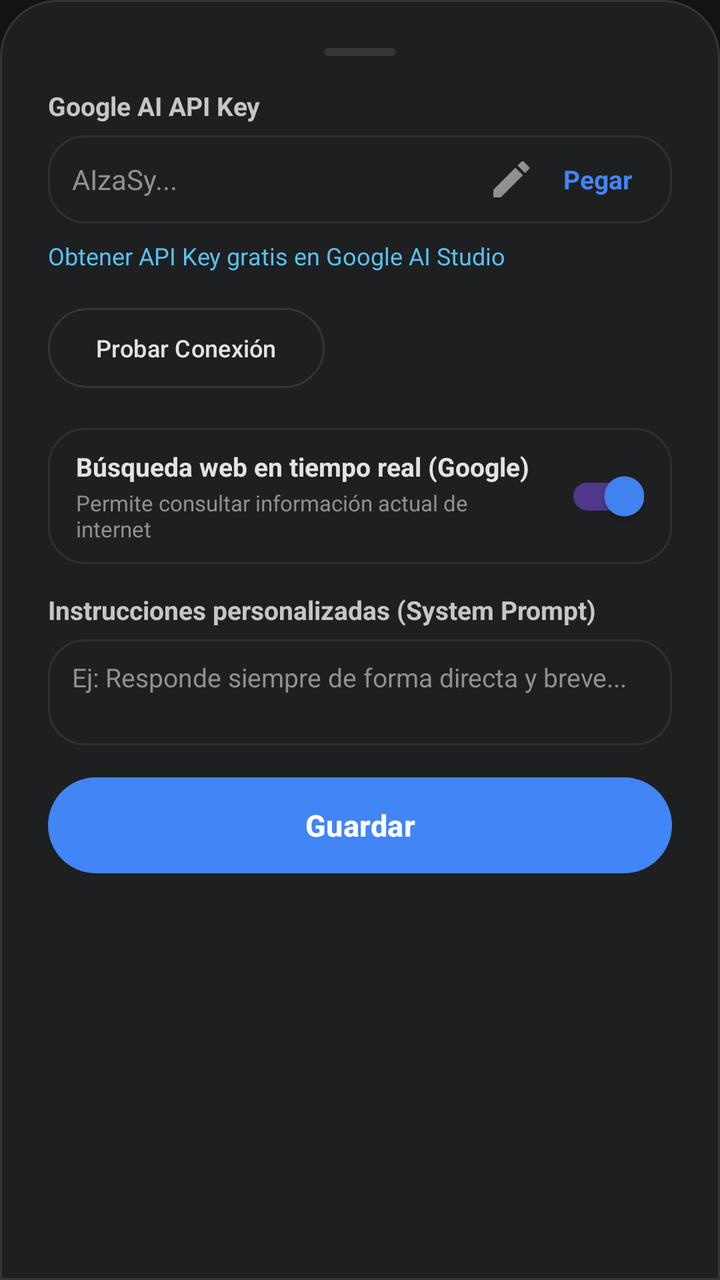
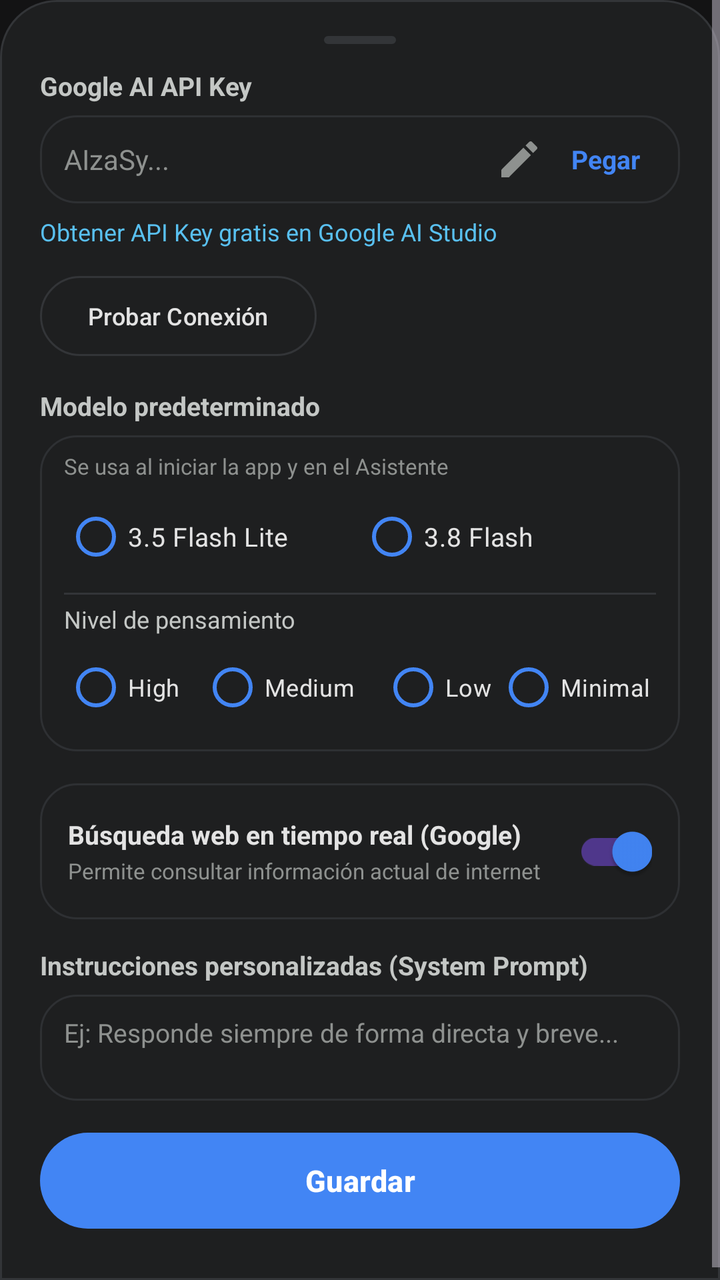

The first picture is an Android layout as it rendered before a commit; the second is the same layout after the commit. The layout source and the unified diff follow.
<!-- AndroidManifest.xml: application theme Theme.GeminiClone -->
<!-- res/layout/dialog_api.xml -->
<?xml version="1.0" encoding="utf-8"?>
<LinearLayout xmlns:android="http://schemas.android.com/apk/res/android"
    xmlns:app="http://schemas.android.com/apk/res-auto"
    xmlns:tools="http://schemas.android.com/tools"
    android:layout_width="match_parent"
    android:layout_height="wrap_content"
    android:orientation="vertical"
    android:background="@drawable/bg_dialog_sheet"
    android:padding="24dp">

    
    <View
        android:layout_width="36dp"
        android:layout_height="4dp"
        android:layout_gravity="center_horizontal"
        android:layout_marginBottom="16dp"
        android:background="@drawable/bg_chip_pill"
        android:backgroundTint="@color/gemini_outline" />

    
    <TextView
        android:layout_width="wrap_content"
        android:layout_height="wrap_content"
        android:text="@string/api_key_label"
        android:textColor="@color/text_secondary"
        android:textSize="13sp"
        android:textStyle="bold"
        android:layout_marginBottom="6dp" />

    <LinearLayout
        android:layout_width="match_parent"
        android:layout_height="wrap_content"
        android:orientation="horizontal"
        android:gravity="center_vertical"
        android:background="@drawable/bg_suggestion_card"
        android:paddingHorizontal="12dp"
        android:paddingVertical="4dp">

        <EditText
            android:id="@+id/etApiKeyInput"
            android:layout_width="0dp"
            android:layout_height="wrap_content"
            android:layout_weight="1"
            android:background="@null"
            android:hint="@string/api_key_hint"
            android:textColorHint="@color/text_hint"
            android:textColor="@color/text_primary"
            android:textSize="14sp"
            android:inputType="textPassword"
            android:importantForAutofill="no"
            android:maxLines="1" />

        
        <ImageButton
            android:id="@+id/btnToggleVisibility"
            android:layout_width="36dp"
            android:layout_height="36dp"
            android:background="?attr/selectableItemBackgroundBorderless"
            android:src="@drawable/ic_edit"
            app:tint="@color/text_hint"
            tools:ignore="ContentDescription" />

        
        <TextView
            android:id="@+id/btnPasteKey"
            android:layout_width="wrap_content"
            android:layout_height="wrap_content"
            android:text="Pegar"
            android:textColor="@color/gemini_blue"
            android:textSize="13sp"
            android:textStyle="bold"
            android:padding="8dp"
            android:clickable="true"
            android:focusable="true" />
    </LinearLayout>

    
    <TextView
        android:id="@+id/tvGetApiKeyLink"
        android:layout_width="wrap_content"
        android:layout_height="wrap_content"
        android:text="@string/link_get_api_key"
        android:textColor="@color/gemini_cyan"
        android:textSize="12sp"
        android:layout_marginTop="8dp"
        android:clickable="true"
        android:focusable="true" />

    
    <LinearLayout
        android:layout_width="match_parent"
        android:layout_height="wrap_content"
        android:orientation="horizontal"
        android:gravity="center_vertical"
        android:layout_marginTop="14dp">

        <com.google.android.material.button.MaterialButton
            android:id="@+id/btnTestKey"
            style="@style/Widget.Material3.Button.OutlinedButton"
            android:layout_width="wrap_content"
            android:layout_height="wrap_content"
            android:text="@string/btn_test_connection"
            android:textColor="@color/text_primary"
            app:strokeColor="@color/gemini_outline"
            android:textSize="12sp" />

        <ProgressBar
            android:id="@+id/pbTesting"
            android:layout_width="20dp"
            android:layout_height="20dp"
            android:layout_marginStart="12dp"
            android:indeterminateTint="@color/gemini_blue"
            android:visibility="gone" />

        <TextView
            android:id="@+id/tvTestStatus"
            android:layout_width="0dp"
            android:layout_height="wrap_content"
            android:layout_weight="1"
            android:layout_marginStart="10dp"
            android:textColor="@color/text_secondary"
            android:textSize="12sp"
            android:maxLines="2"
            android:ellipsize="end" />
    </LinearLayout>

    
    <LinearLayout
        android:id="@+id/rowWebSearchToggle"
        android:layout_width="match_parent"
        android:layout_height="wrap_content"
        android:orientation="horizontal"
        android:gravity="center_vertical"
        android:layout_marginTop="16dp"
        android:background="@drawable/bg_suggestion_card"
        android:paddingHorizontal="14dp"
        android:paddingVertical="10dp"
        android:clickable="true"
        android:focusable="true">

        <LinearLayout
            android:layout_width="0dp"
            android:layout_height="wrap_content"
            android:layout_weight="1"
            android:orientation="vertical">

            <TextView
                android:layout_width="wrap_content"
                android:layout_height="wrap_content"
                android:text="Búsqueda web en tiempo real (Google)"
                android:textColor="@color/text_primary"
                android:textSize="13sp"
                android:textStyle="bold" />

            <TextView
                android:layout_width="wrap_content"
                android:layout_height="wrap_content"
                android:text="Permite consultar información actual de internet"
                android:textColor="@color/text_hint"
                android:textSize="11sp"
                android:layout_marginTop="2dp" />
        </LinearLayout>

        <androidx.appcompat.widget.SwitchCompat
            android:id="@+id/switchWebSearch"
            android:layout_width="wrap_content"
            android:layout_height="wrap_content"
            android:checked="true" />
    </LinearLayout>

    
    <TextView
        android:layout_width="wrap_content"
        android:layout_height="wrap_content"
        android:text="Instrucciones personalizadas (System Prompt)"
        android:textColor="@color/text_secondary"
        android:textSize="13sp"
        android:textStyle="bold"
        android:layout_marginTop="14dp"
        android:layout_marginBottom="6dp" />

    <EditText
        android:id="@+id/etSystemPromptInput"
        android:layout_width="match_parent"
        android:layout_height="wrap_content"
        android:background="@drawable/bg_suggestion_card"
        android:paddingHorizontal="12dp"
        android:paddingVertical="10dp"
        android:hint="Ej: Responde siempre de forma directa y breve..."
        android:textColorHint="@color/text_hint"
        android:textColor="@color/text_primary"
        android:textSize="13sp"
        android:minLines="2"
        android:maxLines="4"
        android:gravity="top|start"
        android:inputType="textCapSentences|textMultiLine"
        android:importantForAutofill="no" />

    
    <Button
        android:id="@+id/btnSaveSettings"
        android:layout_width="match_parent"
        android:layout_height="48dp"
        android:text="@string/btn_save"
        android:textColor="@android:color/white"
        android:textSize="15sp"
        android:textStyle="bold"
        android:background="@drawable/bg_button_gradient"
        android:layout_marginTop="16dp" />

</LinearLayout>
<!-- resources referenced by this layout -->
<resources>
  <color name="gemini_blue">#4285F4</color>
  <color name="gemini_cyan">#59C0F0</color>
  <color name="gemini_outline">#333538</color>
  <color name="text_hint">#8E918F</color>
  <color name="text_primary">#E3E3E3</color>
  <color name="text_secondary">#C4C7C5</color>
  <!-- drawable bg_button_gradient (drawable) -->
  <?xml version="1.0" encoding="utf-8"?>
  <ripple xmlns:android="http://schemas.android.com/apk/res/android"
      android:color="#33FFFFFF">
      <item>
          <shape android:shape="rectangle">
              <corners android:radius="24dp" />
              <gradient
                  android:angle="0"
                  android:startColor="#4285F4"
                  android:endColor="#9B51E0"
                  android:type="linear" />
          </shape>
      </item>
  </ripple>
  <!-- drawable bg_chip_pill (drawable) -->
  <?xml version="1.0" encoding="utf-8"?>
  <ripple xmlns:android="http://schemas.android.com/apk/res/android"
      android:color="#33FFFFFF">
      <item>
          <shape android:shape="rectangle">
              <corners android:radius="20dp" />
              <solid android:color="@color/gemini_surface" />
              <stroke android:width="1dp" android:color="@color/gemini_outline" />
              <padding
                  android:left="14dp"
                  android:top="8dp"
                  android:right="14dp"
                  android:bottom="8dp" />
          </shape>
      </item>
  </ripple>
  <!-- drawable bg_dialog_sheet (drawable) -->
  <?xml version="1.0" encoding="utf-8"?>
  <shape xmlns:android="http://schemas.android.com/apk/res/android"
      android:shape="rectangle">
      <corners
          android:topLeftRadius="28dp"
          android:topRightRadius="28dp"
          android:bottomLeftRadius="0dp"
          android:bottomRightRadius="0dp" />
      <solid android:color="@color/gemini_surface" />
      <stroke android:width="1dp" android:color="@color/gemini_outline" />
  </shape>
  <!-- drawable bg_suggestion_card (drawable) -->
  <?xml version="1.0" encoding="utf-8"?>
  <ripple xmlns:android="http://schemas.android.com/apk/res/android"
      android:color="#33FFFFFF">
      <item>
          <shape android:shape="rectangle">
              <corners android:radius="18dp" />
              <solid android:color="@color/gemini_surface" />
              <stroke android:width="1dp" android:color="@color/gemini_surface_variant" />
          </shape>
      </item>
  </ripple>
  <!-- drawable ic_edit (drawable) -->
  <vector xmlns:android="http://schemas.android.com/apk/res/android"
      android:width="24dp"
      android:height="24dp"
      android:viewportWidth="24"
      android:viewportHeight="24">
      <path
          android:fillColor="@color/gemini_blue"
          android:pathData="M3,17.25V21h3.75L17.81,9.94l-3.75,-3.75L3,17.25zM20.71,7.04c0.39,-0.39 0.39,-1.02 0,-1.41l-2.34,-2.34c-0.39,-0.39 -1.02,-0.39 -1.41,0l-1.83,1.83 3.75,3.75 1.83,-1.83z" />
  </vector>
  <string name="api_key_hint">AIzaSy...</string>
  <string name="api_key_label">Google AI API Key</string>
  <string name="btn_save">Guardar</string>
  <string name="btn_test_connection">Probar Conexión</string>
  <string name="link_get_api_key">Obtener API Key gratis en Google AI Studio</string>
  <color name="gemini_surface">#1E1F20</color>
  <color name="gemini_surface_variant">#2E3033</color>
  <color name="gemini_bg">#131314</color>
  <color name="gemini_purple">#9B51E0</color>
  <!-- unchanged entries left out for length: 1 -->
</resources>

<!-- the commit's change to res/layout/dialog_api.xml (unified diff, before → after) -->
@@ -1,19 +1,26 @@
 <?xml version="1.0" encoding="utf-8"?>
-<LinearLayout xmlns:android="http://schemas.android.com/apk/res/android"
+<ScrollView xmlns:android="http://schemas.android.com/apk/res/android"
     xmlns:app="http://schemas.android.com/apk/res-auto"
     xmlns:tools="http://schemas.android.com/tools"
     android:layout_width="match_parent"
     android:layout_height="wrap_content"
+    android:background="@drawable/bg_dialog_sheet"
+    android:overScrollMode="never">
+
+<LinearLayout
+    android:layout_width="match_parent"
+    android:layout_height="wrap_content"
     android:orientation="vertical"
-    android:background="@drawable/bg_dialog_sheet"
-    android:padding="24dp">
+    android:paddingHorizontal="20dp"
+    android:paddingTop="18dp"
+    android:paddingBottom="32dp">
 
     
     <View
         android:layout_width="36dp"
         android:layout_height="4dp"
         android:layout_gravity="center_horizontal"
-        android:layout_marginBottom="16dp"
+        android:layout_marginBottom="12dp"
         android:background="@drawable/bg_chip_pill"
         android:backgroundTint="@color/gemini_outline" />
 
@@ -82,7 +89,7 @@
         android:text="@string/link_get_api_key"
         android:textColor="@color/gemini_cyan"
         android:textSize="12sp"
-        android:layout_marginTop="8dp"
+        android:layout_marginTop="6dp"
         android:clickable="true"
         android:focusable="true" />
 
@@ -92,7 +99,7 @@
         android:layout_height="wrap_content"
         android:orientation="horizontal"
         android:gravity="center_vertical"
-        android:layout_marginTop="14dp">
+        android:layout_marginTop="10dp">
 
         <com.google.android.material.button.MaterialButton
             android:id="@+id/btnTestKey"
@@ -122,6 +129,123 @@
             android:textSize="12sp"
             android:maxLines="2"
             android:ellipsize="end" />
+    </LinearLayout>
+
+    
+    <TextView
+        android:layout_width="wrap_content"
+        android:layout_height="wrap_content"
+        android:text="Modelo predeterminado"
+        android:textColor="@color/text_secondary"
+        android:textSize="13sp"
+        android:textStyle="bold"
+        android:layout_marginTop="12dp"
+        android:layout_marginBottom="6dp" />
+
+    <LinearLayout
+        android:layout_width="match_parent"
+        android:layout_height="wrap_content"
+        android:orientation="vertical"
+        android:background="@drawable/bg_suggestion_card"
+        android:paddingHorizontal="12dp"
+        android:paddingVertical="8dp">
+
+        <TextView
+            android:id="@+id/tvDefaultModelHint"
+            android:layout_width="wrap_content"
+            android:layout_height="wrap_content"
+            android:text="Se usa al iniciar la app y en el Asistente"
+            android:textColor="@color/text_hint"
+            android:textSize="11sp"
+            android:layout_marginBottom="4dp" />
+
+        <RadioGroup
+            android:id="@+id/rgDefaultModel"
+            android:layout_width="match_parent"
+            android:layout_height="wrap_content"
+            android:orientation="horizontal">
+
+            <RadioButton
+                android:id="@+id/rbDefaultModel35Lite"
+                android:layout_width="0dp"
+                android:layout_height="wrap_content"
+                android:layout_weight="1"
+                android:text="3.5 Flash Lite"
+                android:textColor="@color/text_primary"
+                android:textSize="13sp"
+                app:buttonTint="@color/gemini_blue" />
+
+            <RadioButton
+                android:id="@+id/rbDefaultModel38Flash"
+                android:layout_width="0dp"
+                android:layout_height="wrap_content"
+                android:layout_weight="1"
+                android:text="3.8 Flash"
+                android:textColor="@color/text_primary"
+                android:textSize="13sp"
+                app:buttonTint="@color/gemini_blue" />
+        </RadioGroup>
+
+        <View
+            android:layout_width="match_parent"
+            android:layout_height="1dp"
+            android:layout_marginVertical="4dp"
+            android:background="@color/gemini_outline" />
+
+        <TextView
+            android:layout_width="wrap_content"
+            android:layout_height="wrap_content"
+            android:text="Nivel de pensamiento"
+            android:textColor="@color/text_secondary"
+            android:textSize="12sp"
+            android:layout_marginBottom="2dp" />
+
+        <RadioGroup
+            android:id="@+id/rgDefaultThinking"
+            android:layout_width="match_parent"
+            android:layout_height="wrap_content"
+            android:orientation="horizontal">
+
+            <RadioButton
+                android:id="@+id/rbDefaultThinkingHigh"
+                android:layout_width="0dp"
+                android:layout_height="wrap_content"
+                android:layout_weight="0.95"
+                android:text="High"
+                android:textColor="@color/text_primary"
+                android:textSize="12sp"
+                app:buttonTint="@color/gemini_blue" />
+
+            <RadioButton
+                android:id="@+id/rbDefaultThinkingMedium"
+                android:layout_width="0dp"
+                android:layout_height="wrap_content"
+                android:layout_weight="1.25"
+                android:text="Medium"
+                android:textColor="@color/text_primary"
+                android:textSize="12sp"
+                app:buttonTint="@color/gemini_blue" />
+
+            <RadioButton
+                android:id="@+id/rbDefaultThinkingLow"
+                android:layout_width="0dp"
+                android:layout_height="wrap_content"
+                android:layout_weight="0.80"
+                android:text="Low"
+                android:textColor="@color/text_primary"
+                android:textSize="12sp"
+                app:buttonTint="@color/gemini_blue" />
+
+            <RadioButton
+                android:id="@+id/rbDefaultThinkingMinimal"
+                android:layout_width="0dp"
+                android:layout_height="wrap_content"
+                android:layout_weight="1.10"
+                android:text="Minimal"
+                android:textColor="@color/text_primary"
+                android:textSize="12sp"
+                app:buttonTint="@color/gemini_blue" />
+        </RadioGroup>
     </LinearLayout>
 
     
@@ -209,3 +333,4 @@
         android:layout_marginTop="16dp" />
 
 </LinearLayout>
+</ScrollView>
